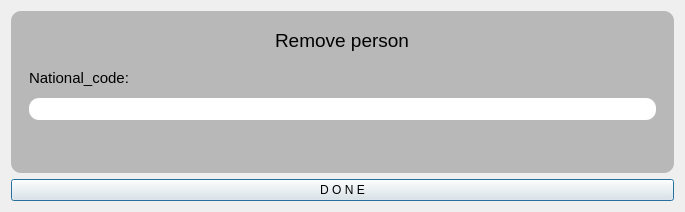
This is ui_py/remove_person/untitled.ui in Younes0077/Library-project as Qt 5 draws it before an edit. The edited form follows.
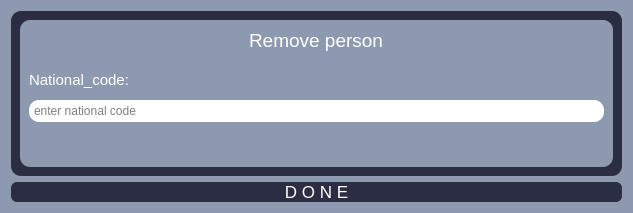
This is the edited form.

Patch:
```diff
--- a/ui_py/remove_person/untitled.ui
+++ b/ui_py/remove_person/untitled.ui
@@ -6,23 +6,29 @@
    <rect>
     <x>0</x>
     <y>0</y>
-    <width>685</width>
-    <height>212</height>
+    <width>633</width>
+    <height>213</height>
    </rect>
   </property>
   <property name="windowTitle">
    <string>Dialog</string>
   </property>
+  <property name="styleSheet">
+   <string notr="true">background-color:#8d99ae;</string>
+  </property>
   <layout class="QVBoxLayout" name="verticalLayout">
    <item>
     <widget class="QWidget" name="widget" native="true">
      <property name="styleSheet">
-      <string notr="true">background-color:rgb(184,184,184);
+      <string notr="true">background-color:#2b2d42;
 border-radius:10px;</string>
      </property>
      <layout class="QVBoxLayout" name="verticalLayout_2">
       <item>
        <widget class="QFrame" name="frame">
+        <property name="styleSheet">
+         <string notr="true">background-color:#8d99ae;</string>
+        </property>
         <property name="frameShape">
          <enum>QFrame::StyledPanel</enum>
         </property>
@@ -37,6 +43,9 @@
              <pointsize>14</pointsize>
             </font>
            </property>
+           <property name="styleSheet">
+            <string notr="true">color:white</string>
+           </property>
            <property name="text">
             <string>Remove person</string>
            </property>
@@ -49,6 +58,9 @@
              <pointsize>11</pointsize>
             </font>
            </property>
+           <property name="styleSheet">
+            <string notr="true">color:white</string>
+           </property>
            <property name="text">
             <string>National_code:</string>
            </property>
@@ -60,10 +72,16 @@
             <string notr="true">background-color:rgb(255,255,255);
 padding:3px;</string>
            </property>
+           <property name="placeholderText">
+            <string>enter national code</string>
+           </property>
           </widget>
          </item>
          <item>
           <widget class="QLabel" name="label_alert">
+           <property name="styleSheet">
+            <string notr="true"/>
+           </property>
            <property name="text">
             <string/>
            </property>
@@ -77,8 +95,16 @@
    </item>
    <item>
     <widget class="QPushButton" name="pushButton_done">
+     <property name="font">
+      <font>
+       <pointsize>13</pointsize>
+      </font>
+     </property>
      <property name="styleSheet">
-      <string notr="true"/>
+      <string notr="true">background-color:#2b2d42;
+border-radius:6px;
+color:white
+</string>
      </property>
      <property name="text">
       <string>D O N E</string>
```
